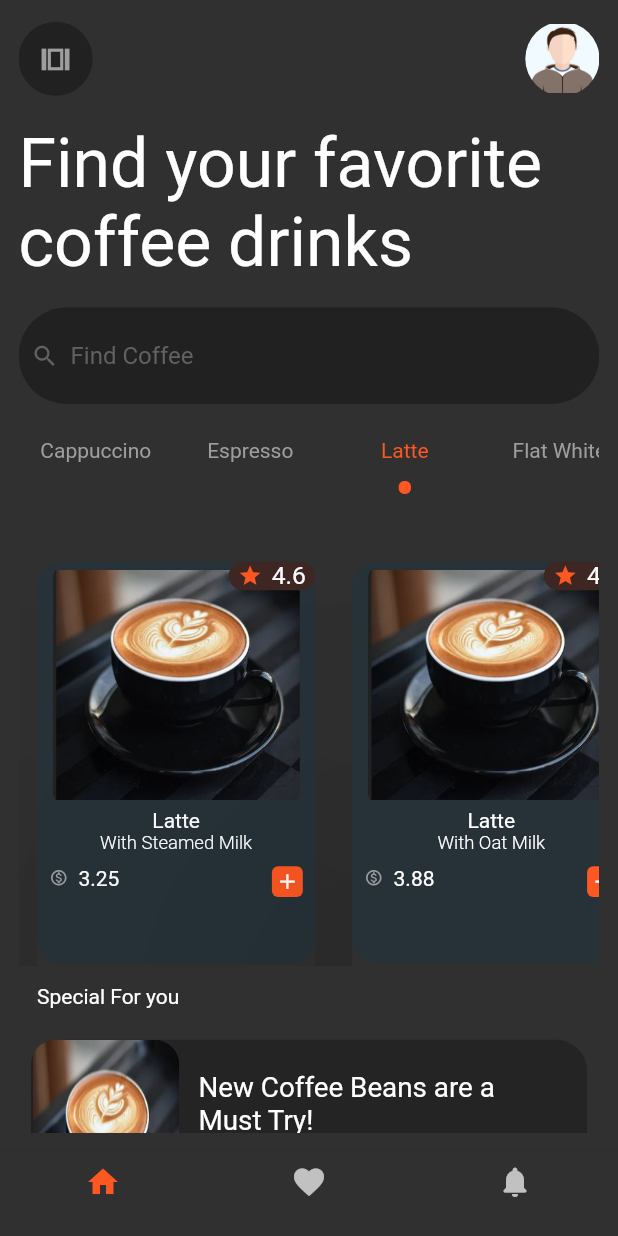
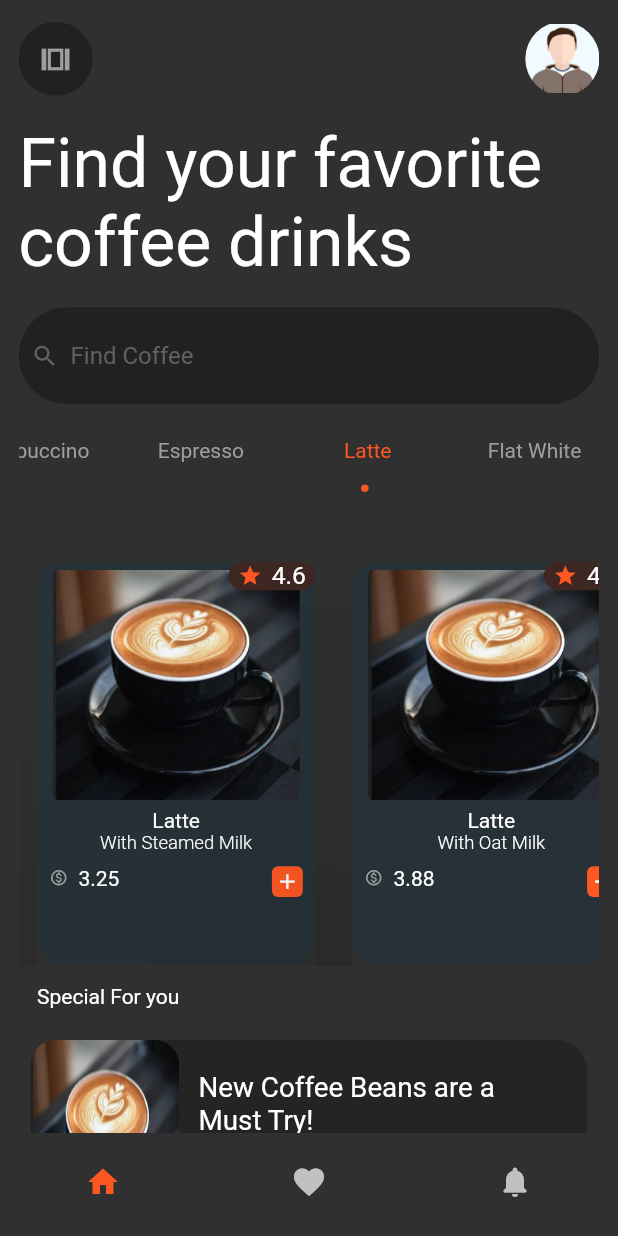
Before and after one commit to L1ght5p33D/flutter_coffee_shop_ui, a Flutter app: the screen it shows after launch, after a tap on "Espresso", after a tap on "Latte", on a phone screen of 412 x 824 dp. Run offline on Flutter 3.47's test engine with Material 2 defaults, Android fonts, the phone set to English and light mode, and no system bars; drawn by our look-alikes of smooth_page_indicator; missing offline and left inert: flutter_expandable_text.

Commit message:
smooth scroll indicator

```diff
--- a/lib/coffee_home.dart
+++ b/lib/coffee_home.dart
@@ -1,4 +1,6 @@
 import 'package:flutter/material.dart';
+import 'package:flutter/painting.dart';
+import 'package:smooth_page_indicator/smooth_page_indicator.dart';
 import 'package:coffee_shop_ui/coffee_type_LV.dart';
 
 List coffee_types_list = ["Cappuccino","Espresso", "Latte", "Flat White"];
@@ -14,6 +16,7 @@ class CoffeeShopHome extends StatefulWidget {
 
 class _CoffeeShopHomeState extends State<CoffeeShopHome> {
 
+  ScrollController _scrollController = ScrollController();
 int coffee_type_chosen_idx=0;
 
   @override
@@ -114,8 +117,10 @@ int coffee_type_chosen_idx=0;
           Container(
               height: ss.width * .25,
               child:
+                  Stack(children:[
             ListView.builder(
                 scrollDirection: Axis.horizontal,
+                controller: _scrollController,
                 itemCount: coffee_types_list.length,
                 itemBuilder: (context, coffee_type_idx){
                   Color itemtextcolor = Colors.grey;
@@ -126,39 +131,87 @@ int coffee_type_chosen_idx=0;
                   }
                   return
                   Container(
-                      width: ss.width * .25,
+                      width: ss.width * .27,
                       height: ss.width * .15,
                       child:Stack(
                           // mainAxisSize: MainAxisSize.min,
                           children:[
                     InkWell(
                         onTap:(){
+                          if (coffee_type_idx ==0 ) {
+                            _scrollController.animateTo(0.0,
+                                duration: Duration(milliseconds: 500),
+                                curve: Curves.easeOut);
+                          }
+                          if (coffee_type_idx ==1 ) {
+                            _scrollController.animateTo(ss.width*.04,
+                                duration: Duration(milliseconds: 500),
+                                curve: Curves.easeOut);
+                          }
+                          if (coffee_type_idx ==2 ){
+                            _scrollController.animateTo(ss.width*.11,
+                                duration: Duration(milliseconds: 500),
+                                curve: Curves.easeOut);
+
+                          }
+                          if (coffee_type_idx ==3 ){
+                            _scrollController.animateTo(ss.width*.60,
+                                duration: Duration(milliseconds: 500),
+                                curve: Curves.easeOut);
+
+                          }
                           setState(() {
                             coffee_type_chosen_idx = coffee_type_idx;
                           });
+
                         },
                         child:
                     Container(
-                      width: ss.width * .25,
+                      width: ss.width * .27,
                       height:ss.width * .15,
                       child:Center(child:
                       Text(coffee_types_list[coffee_type_idx],
                             style: TextStyle(color: itemtextcolor),
                       )))
                     ),
-                      item_is_chosen ?
-                      Container(
-                      width: ss.width * .25,
-                  height:ss.width * .15,
-                  padding:EdgeInsets.only(top:ss.width*.08),
-                  child:Center(child:
-                          Text("•",
-                          style: TextStyle(fontSize: ss.width*.1,
-                                            color: itemtextcolor),))):
-                      Container()
+
+                            //     item_is_chosen ?
+                  //     Container(
+                  //     width: ss.width * .25,
+                  // height:ss.width * .15,
+                  // padding:EdgeInsets.only(top:ss.width*.08),
+                  // child:Center(child:
+                  //         Text("•",
+                  //         style: TextStyle(fontSize: ss.width*.1,
+                  //                           color: itemtextcolor),))):
+                  //     Container()
 
                       ]));
-            })),
+            }),
+                    Padding(
+                      padding:EdgeInsets.only(left:ss.width*.15,
+                                              top:ss.width*.13),
+                    child:
+                    AnimatedSmoothIndicator(
+                      activeIndex: coffee_type_chosen_idx,
+                      count:  4,
+                      axisDirection: Axis.horizontal,
+                      effect:  SlideEffect(
+                        spacing:  ss.width*.19,
+                          radius:  4.0,
+                          dotWidth:  5.0,
+                          dotHeight:  5.0,
+                          paintStyle:  PaintingStyle.stroke,
+                          strokeWidth:  1.5,
+                          dotColor:  Colors.transparent,
+                          activeDotColor:  Colors.deepOrange
+                      ),
+                    )),
+
+          ])),
+
+
+
 
             Coffee_Type_LV(coffee_type: coffee_types_data_names[coffee_type_chosen_idx],),
             Padding(padding: EdgeInsets.all(ss.width*.03),
--- a/pubspec.yaml
+++ b/pubspec.yaml
@@ -37,6 +37,7 @@ dependencies:
   # Use with the CupertinoIcons class for iOS style icons.
   cupertino_icons: ^1.0.2
   flutter_expandable_text: ^1.0.0
+  smooth_page_indicator: ^1.0.0+2
 
 dev_dependencies:
   flutter_test:
```
Also changed, not shown: pubspec.lock.
